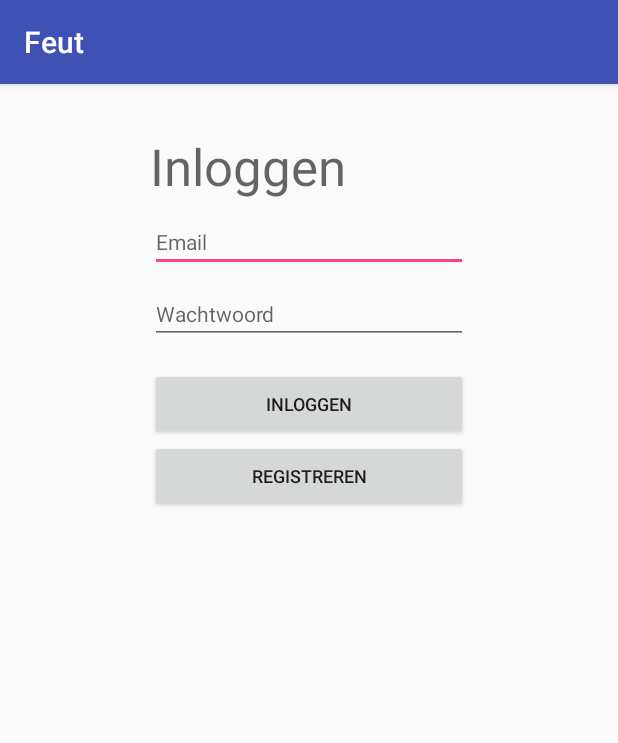
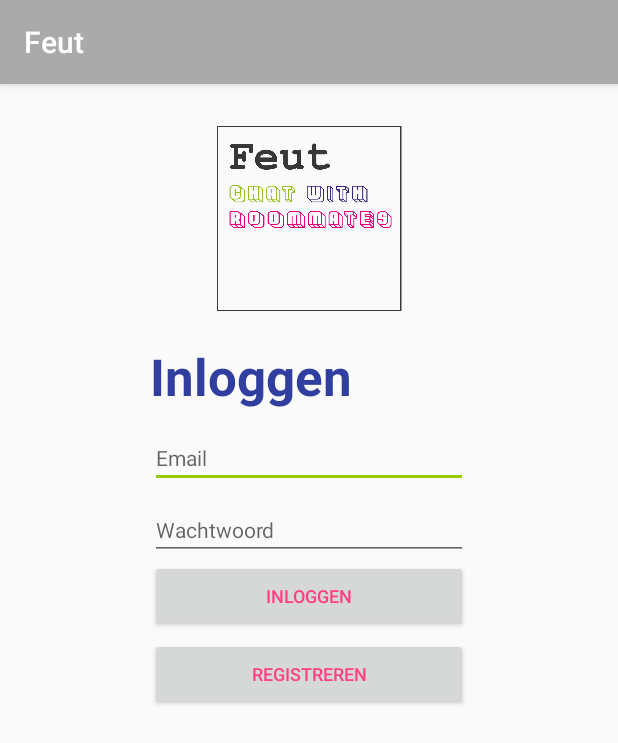
Before and after one commit to nilsve/feut, an Android app: the screen it shows after launch (LoginActivity), on a phone screen of 412 x 824 dp. Shown: the top 743 px of the screen. Run offline under Robolectric (Android 15) with nearby library versions, the phone set to English and light mode, and no system bars; libraries missing offline, so code that uses them is left out: com.feut.shared; 1 statement that could not run was skipped.

Commit message:
Beetje gespeeld met de styling van de app en het logo toegevoegd. Tevens enkele harde teksten vervangen door een koppeling te maken naar styles.xml.

```diff
--- a/App/app/src/main/java/com/app/feut/feut/RegisterActivity.java
+++ b/App/app/src/main/java/com/app/feut/feut/RegisterActivity.java
@@ -114,8 +114,8 @@ public class RegisterActivity extends AppCompatActivity {
         } else {
             RegisterRequest request = new RegisterRequest();
 
-            request.voornaam = vnaam;
-            request.achternaam = anaam;
+            request.firstName = vnaam;
+            request.lastName = anaam;
             request.email = email;
             request.password = pass;
 
--- a/App/app/src/main/res/layout/activity_login.xml
+++ b/App/app/src/main/res/layout/activity_login.xml
@@ -14,12 +14,13 @@
         android:layout_marginLeft="100dp"
         android:layout_marginRight="100dp"
         android:layout_marginStart="100dp"
-        android:layout_marginTop="8dp"
+        android:layout_marginTop="12dp"
         android:ems="10"
         android:hint="Email"
         android:inputType="textEmailAddress"
         android:textSize="14sp"
         app:layout_constraintEnd_toEndOf="parent"
+        app:layout_constraintHorizontal_bias="0.0"
         app:layout_constraintStart_toStartOf="parent"
         app:layout_constraintTop_toBottomOf="@+id/textView2" />
 
@@ -37,6 +38,7 @@
         android:inputType="textPassword"
         android:textSize="14sp"
         app:layout_constraintEnd_toEndOf="parent"
+        app:layout_constraintHorizontal_bias="0.0"
         app:layout_constraintStart_toStartOf="parent"
         app:layout_constraintTop_toBottomOf="@+id/emailText" />
 
@@ -48,9 +50,12 @@
         android:layout_marginLeft="100dp"
         android:layout_marginRight="100dp"
         android:layout_marginStart="100dp"
-        android:text="Registreren"
+        android:layout_marginTop="4dp"
+        android:text="@string/register_button"
+        android:textColor="@color/colorAccent"
         android:textSize="12sp"
         app:layout_constraintEnd_toEndOf="parent"
+        app:layout_constraintHorizontal_bias="0.0"
         app:layout_constraintStart_toStartOf="parent"
         app:layout_constraintTop_toBottomOf="@+id/loginButton" />
 
@@ -62,10 +67,11 @@
         android:layout_marginLeft="100dp"
         android:layout_marginRight="100dp"
         android:layout_marginStart="100dp"
-        android:layout_marginTop="16dp"
-        android:text="Inloggen"
+        android:text="@string/login"
+        android:textColor="@color/colorAccent"
         android:textSize="12sp"
         app:layout_constraintEnd_toEndOf="parent"
+        app:layout_constraintHorizontal_bias="0.0"
         app:layout_constraintStart_toStartOf="parent"
         app:layout_constraintTop_toBottomOf="@+id/passwordText" />
 
@@ -77,11 +83,31 @@
         android:layout_marginLeft="100dp"
         android:layout_marginRight="100dp"
         android:layout_marginStart="100dp"
-        android:layout_marginTop="32dp"
-        android:text="Inloggen"
+        android:layout_marginTop="172dp"
+        android:autoText="false"
+        android:freezesText="false"
+        android:text="@string/login"
         android:textAppearance="@style/TextAppearance.AppCompat.Display1"
+        android:textColor="@color/colorPrimaryDark"
+        android:textIsSelectable="false"
+        android:textStyle="bold"
         app:layout_constraintEnd_toEndOf="parent"
+        app:layout_constraintHorizontal_bias="0.0"
         app:layout_constraintStart_toStartOf="parent"
         app:layout_constraintTop_toTopOf="parent" />
 
+    <ImageView
+        android:id="@+id/imageView"
+        android:layout_width="132dp"
+        android:layout_height="123dp"
+        android:layout_marginEnd="100dp"
+        android:layout_marginLeft="100dp"
+        android:layout_marginRight="100dp"
+        android:layout_marginStart="100dp"
+        android:layout_marginTop="28dp"
+        app:layout_constraintEnd_toEndOf="parent"
+        app:layout_constraintStart_toStartOf="parent"
+        app:layout_constraintTop_toTopOf="parent"
+        app:srcCompat="@drawable/logo_feut" />
+
 </android.support.constraint.ConstraintLayout>
--- a/App/app/src/main/res/layout/fragment_chat.xml
+++ b/App/app/src/main/res/layout/fragment_chat.xml
@@ -15,6 +15,8 @@
         android:layout_marginTop="8dp"
         android:text="@string/title_chat"
         android:textAppearance="@style/TextAppearance.AppCompat.Display1"
+        android:textColor="@color/colorAccent"
+        android:textStyle="bold"
         app:layout_constraintEnd_toEndOf="parent"
         app:layout_constraintStart_toStartOf="parent"
         app:layout_constraintTop_toTopOf="parent" />
--- a/App/app/src/main/res/layout/fragment_groceries.xml
+++ b/App/app/src/main/res/layout/fragment_groceries.xml
@@ -17,6 +17,8 @@
         android:layout_marginTop="8dp"
         android:text="@string/title_groceries"
         android:textAppearance="@style/TextAppearance.AppCompat.Display1"
+        android:textColor="@android:color/holo_green_light"
+        android:textStyle="bold"
         app:layout_constraintEnd_toEndOf="parent"
         app:layout_constraintStart_toStartOf="parent"
         app:layout_constraintTop_toTopOf="parent" />
--- a/App/app/src/main/res/layout/fragment_home.xml
+++ b/App/app/src/main/res/layout/fragment_home.xml
@@ -17,6 +17,8 @@
         android:layout_marginTop="8dp"
         android:text="@string/greeting_main"
         android:textAppearance="@style/TextAppearance.AppCompat.Display1"
+        android:textColor="@color/colorPrimaryDark"
+        android:textStyle="bold"
         app:layout_constraintEnd_toEndOf="parent"
         app:layout_constraintStart_toStartOf="parent"
         app:layout_constraintTop_toTopOf="parent" />
@@ -31,6 +33,7 @@
         android:layout_marginStart="50dp"
         android:layout_marginTop="16dp"
         android:text="Aanwezigheid"
+        android:textColor="@color/colorAccent"
         app:layout_constraintEnd_toEndOf="parent"
         app:layout_constraintHorizontal_bias="0.0"
         app:layout_constraintStart_toStartOf="parent"
--- a/App/app/src/main/res/values/strings.xml
+++ b/App/app/src/main/res/values/strings.xml
@@ -6,4 +6,7 @@
     <string name="title_groceries">Boodschappen</string>
     <string name="greeting_main">Hallo</string>
     <string name="presency_toggle">Jouw aanwezigheid:</string>
+    <string name="login">Inloggen</string>
+    <string name="register_button">Registreren</string>
+    <string name="create_adress_text">Adres aanmaken</string>
 </resources>
--- a/App/app/src/main/res/values/styles.xml
+++ b/App/app/src/main/res/values/styles.xml
@@ -3,9 +3,9 @@
     <!-- Base application theme. -->
     <style name="AppTheme" parent="Theme.AppCompat.Light.DarkActionBar">
         <!-- Customize your theme here. -->
-        <item name="colorPrimary">@color/colorPrimary</item>
+        <item name="colorPrimary">@android:color/darker_gray</item>
         <item name="colorPrimaryDark">@color/colorPrimaryDark</item>
-        <item name="colorAccent">@color/colorAccent</item>
+        <item name="colorAccent">@android:color/holo_green_light</item>
     </style>
 
 </resources>
--- a/App/build.gradle
+++ b/App/build.gradle
@@ -6,7 +6,7 @@ buildscript {
         jcenter()
     }
     dependencies {
-        classpath 'com.android.tools.build:gradle:3.0.1'
+        classpath 'com.android.tools.build:gradle:3.1.2'
         // NOTE: Do not place your application dependencies here; they belong
         // in the individual module build.gradle files
     }
```
Also changed, not shown: App/app/src/main/res/layout/activity_new_address.xml (+30 -4 lines), App/app/src/main/res/layout/activity_register.xml (+30 -7 lines), App/app/src/main/res/layout/fragment_settings.xml (+9 -0 lines), App/app/src/main/res/menu/navigation.xml (deleted, +0 -22 lines), App/app/src/main/res/drawable/logo_feut.png (added), App/gradle/wrapper/gradle-wrapper.properties, 1 other file.
